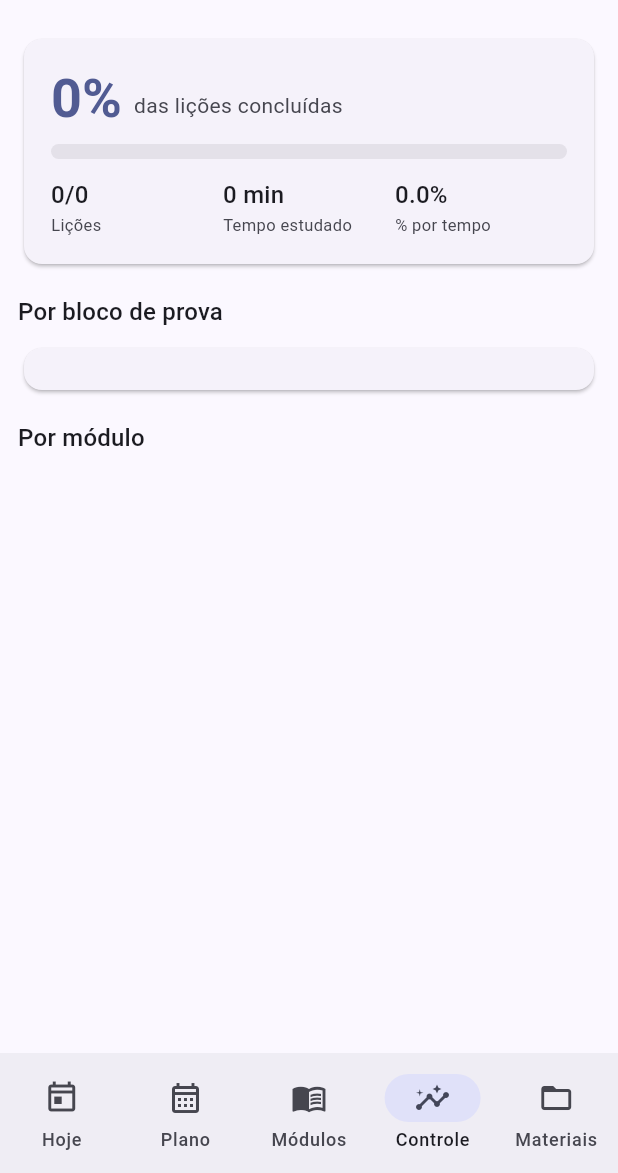
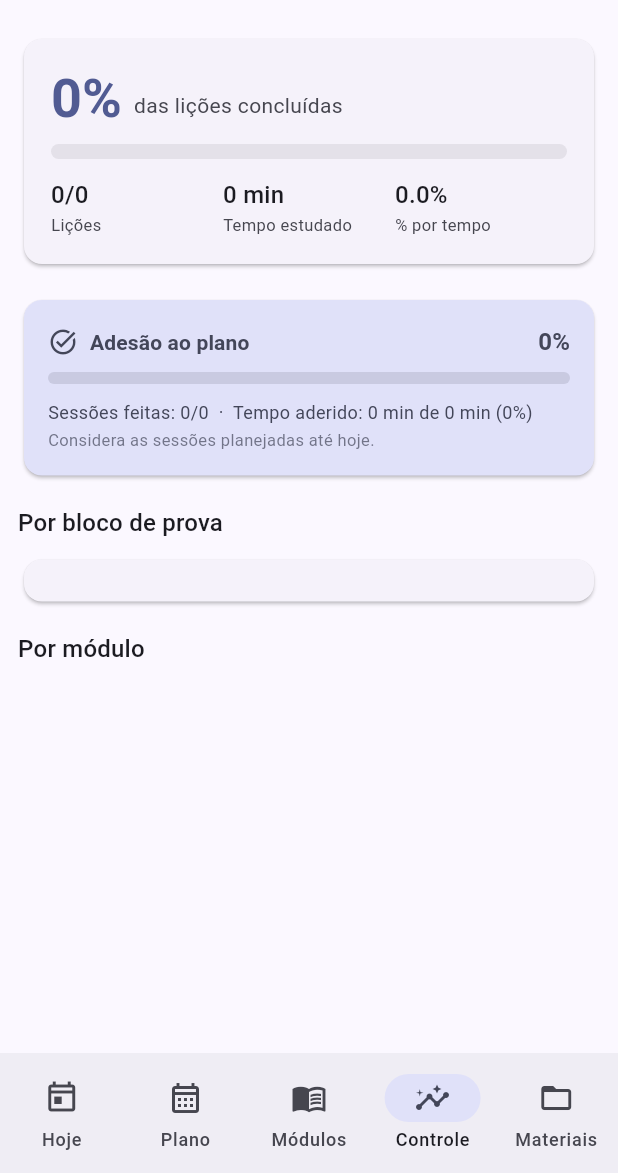
Before and after one commit to samuel-haddad/app-concursos, a Flutter app: the ControleScreen screen opened by its route, on a phone screen of 412 x 824 dp, the part 63-1236 px from its top. Run offline on Flutter 3.47's test engine with Material 3 defaults, Android fonts, the phone set to English and light mode, and no system bars; our stand-ins replace flutter_riverpod, go_router, shared_preferences, supabase_flutter; accounts and stored records are empty.

Commit message:
Check de realizacao das sessoes + estatisticas de adesao

```diff
--- a/app/lib/data/supabase/supabase_plano_repository.dart
+++ b/app/lib/data/supabase/supabase_plano_repository.dart
@@ -57,6 +57,7 @@ class SupabasePlanoRepository implements PlanoRepository {
     for (final d in dias) {
       if (d.revisaoMin > 0) {
         out.add(Sessao(
+            id: Sessao.montarId(d.data, 'REVISAO', 0),
             data: d.data,
             tipo: 'REVISAO',
             minutos: d.revisaoMin,
@@ -67,12 +68,14 @@ class SupabasePlanoRepository implements PlanoRepository {
       if (d.nConteudos >= 2 && modulos.length == 2) {
         final metade = d.estudoMin ~/ 2;
         out.add(Sessao(
+            id: Sessao.montarId(d.data, 'ESTUDO', 0),
             data: d.data,
             tipo: 'ESTUDO',
             minutos: metade,
             licaoRef: d.licaoPrincipal,
             moduloRef: modulos[0]));
         out.add(Sessao(
+            id: Sessao.montarId(d.data, 'ESTUDO', 1),
             data: d.data,
             tipo: 'ESTUDO',
             minutos: d.estudoMin - metade,
@@ -80,6 +83,7 @@ class SupabasePlanoRepository implements PlanoRepository {
             moduloRef: modulos[1]));
       } else {
         out.add(Sessao(
+            id: Sessao.montarId(d.data, 'ESTUDO', 0),
             data: d.data,
             tipo: 'ESTUDO',
             minutos: d.estudoMin,
@@ -87,6 +91,7 @@ class SupabasePlanoRepository implements PlanoRepository {
             moduloRef: d.moduloDia));
       }
       out.add(Sessao(
+          id: Sessao.montarId(d.data, 'EXERCICIOS', 0),
           data: d.data,
           tipo: 'EXERCICIOS',
           minutos: d.exerciciosMin,
--- a/app/lib/domain/models/sessao.dart
+++ b/app/lib/domain/models/sessao.dart
@@ -1,5 +1,6 @@
-/// Uma sessão de um dia (linha de plano_sessoes.json).
+/// Uma sessão de um dia (Revisão/Estudo/Exercícios).
 class Sessao {
+  final String id; // estável: "yyyy-MM-dd|TIPO|ordinal"
   final DateTime data;
   final String tipo; // REVISAO | ESTUDO | EXERCICIOS
   final int minutos;
@@ -7,6 +8,7 @@ class Sessao {
   final String moduloRef;
 
   Sessao({
+    required this.id,
     required this.data,
     required this.tipo,
     required this.minutos,
@@ -18,13 +20,27 @@ class Sessao {
       v == null ? 0 : (v is int ? v : int.tryParse('$v') ?? 0);
   static String _s(dynamic v) => v == null ? '' : '$v';
 
-  factory Sessao.fromJson(Map<String, dynamic> j) => Sessao(
-        data: DateTime.parse(j['data'] as String),
-        tipo: _s(j['tipo']),
-        minutos: _i(j['minutos']),
-        licaoRef: _s(j['licao_ref']),
-        moduloRef: _s(j['modulo_ref']),
-      );
+  static String iso(DateTime d) =>
+      '${d.year.toString().padLeft(4, '0')}-'
+      '${d.month.toString().padLeft(2, '0')}-'
+      '${d.day.toString().padLeft(2, '0')}';
+
+  /// Monta o id estável a partir de data/tipo/ordinal.
+  static String montarId(DateTime data, String tipo, int ordinal) =>
+      '${iso(data)}|${tipo.toUpperCase()}|$ordinal';
+
+  factory Sessao.fromJson(Map<String, dynamic> j, {int ordinal = 0}) {
+    final data = DateTime.parse(j['data'] as String);
+    final tipo = _s(j['tipo']);
+    return Sessao(
+      id: montarId(data, tipo, ordinal),
+      data: data,
+      tipo: tipo,
+      minutos: _i(j['minutos']),
+      licaoRef: _s(j['licao_ref']),
+      moduloRef: _s(j['modulo_ref']),
+    );
+  }
 
   /// Ordem de exibição: Revisão, Estudo, Exercícios.
   int get ordem => switch (tipo.toUpperCase()) {
--- a/app/lib/features/controle/controle_screen.dart
+++ b/app/lib/features/controle/controle_screen.dart
@@ -3,11 +3,13 @@ import 'package:flutter_riverpod/flutter_riverpod.dart';
 
 import '../../application/plano_providers.dart';
 import '../../application/progresso_providers.dart';
+import '../../application/realizacao_providers.dart';
 import '../../core/app_drawer.dart';
 import '../../core/format.dart';
 import '../../core/theme.dart';
 import '../../domain/models/licao.dart';
 import '../../domain/models/modulo.dart';
+import '../../domain/models/sessao.dart';
 
 /// Agregado de progresso (contagem e minutos).
 class _Prog {
@@ -27,6 +29,8 @@ class ControleScreen extends ConsumerWidget {
     final modsAsync = ref.watch(modulosProvider);
     final porModuloAsync = ref.watch(licoesPorModuloProvider);
     final progAsync = ref.watch(progressoProvider);
+    final sessoesAsync = ref.watch(sessoesProvider);
+    final realAsync = ref.watch(realizacaoProvider);
 
     return Scaffold(
       drawer: const AppDrawer(rotaAtual: '/controle'),
@@ -63,10 +67,28 @@ class ControleScreen extends ConsumerWidget {
         const ordemBloco = ['P1', 'P2', 'P3', 'P4', 'FORA'];
         final blocos = ordemBloco.where(porBloco.containsKey).toList();
 
+        // adesão: sessões planejadas até hoje vs realizadas
+        final sessoes = sessoesAsync.asData?.value ?? const <Sessao>[];
+        final feitasSet = realAsync.valueOrNull ?? const <String>{};
+        final adesao = _Prog();
+        final agora = DateTime.now();
+        final hoje = DateTime(agora.year, agora.month, agora.day);
+        for (final s in sessoes) {
+          if (s.data.isAfter(hoje)) continue; // só passado/hoje
+          adesao.total++;
+          adesao.minTotal += s.minutos;
+          if (feitasSet.contains(s.id)) {
+            adesao.feitas++;
+            adesao.minFeitos += s.minutos;
+          }
+        }
+
         return ListView(
           padding: const EdgeInsets.fromLTRB(12, 8, 12, 24),
           children: [
             _KpiGeral(geral: geral),
+            const SizedBox(height: 16),
+            _CardAdesao(adesao: adesao),
             const SizedBox(height: 16),
             Text('Por bloco de prova',
                 style: Theme.of(context).textTheme.titleMedium),
@@ -96,6 +118,66 @@ class ControleScreen extends ConsumerWidget {
           ],
         );
       }(),
+    );
+  }
+}
+
+class _CardAdesao extends StatelessWidget {
+  final _Prog adesao;
+  const _CardAdesao({required this.adesao});
+
+  @override
+  Widget build(BuildContext context) {
+    final s = Theme.of(context).colorScheme;
+    final pctTempo =
+        adesao.minTotal == 0 ? 0.0 : adesao.minFeitos / adesao.minTotal;
+    return Card(
+      color: s.secondaryContainer,
+      child: Padding(
+        padding: const EdgeInsets.all(16),
+        child: Column(
+          crossAxisAlignment: CrossAxisAlignment.start,
+          children: [
+            Row(
+              children: [
+                Icon(Icons.task_alt, size: 20, color: s.onSecondaryContainer),
+                const SizedBox(width: 8),
+                Text('Adesão ao plano',
+                    style: Theme.of(context).textTheme.titleSmall?.copyWith(
+                        color: s.onSecondaryContainer,
+                        fontWeight: FontWeight.w600)),
+                const Spacer(),
+                Text('${(adesao.pct * 100).toStringAsFixed(0)}%',
+                    style: Theme.of(context).textTheme.titleMedium?.copyWith(
+                        color: s.onSecondaryContainer,
+                        fontWeight: FontWeight.bold)),
+              ],
+            ),
+            const SizedBox(height: 8),
+            ClipRRect(
+              borderRadius: BorderRadius.circular(8),
+              child: LinearProgressIndicator(
+                value: adesao.pct,
+                minHeight: 8,
+                backgroundColor: s.onSecondaryContainer.withOpacity(0.15),
+                color: s.primary,
+              ),
+            ),
+            const SizedBox(height: 10),
+            Text(
+              'Sessões feitas: ${adesao.feitas}/${adesao.total}  ·  '
+              'Tempo aderido: ${Fmt.minutos(adesao.minFeitos)} de '
+              '${Fmt.minutos(adesao.minTotal)} (${(pctTempo * 100).toStringAsFixed(0)}%)',
+              style: TextStyle(color: s.onSecondaryContainer, fontSize: 12),
+            ),
+            const SizedBox(height: 2),
+            Text('Considera as sessões planejadas até hoje.',
+                style: TextStyle(
+                    color: s.onSecondaryContainer.withOpacity(0.7),
+                    fontSize: 11)),
+          ],
+        ),
+      ),
     );
   }
 }
```
Also changed, not shown: app/lib/application/realizacao_providers.dart (added, +36 -0 lines), app/lib/data/local/realizacao_local_repository.dart (added, +27 -0 lines), app/lib/data/repositories/realizacao_repository.dart (added, +8 -0 lines), app/lib/data/supabase/supabase_realizacao_repository.dart (added, +38 -0 lines), app/lib/features/hoje/hoje_screen.dart (+24 -23 lines), 1 other file.
